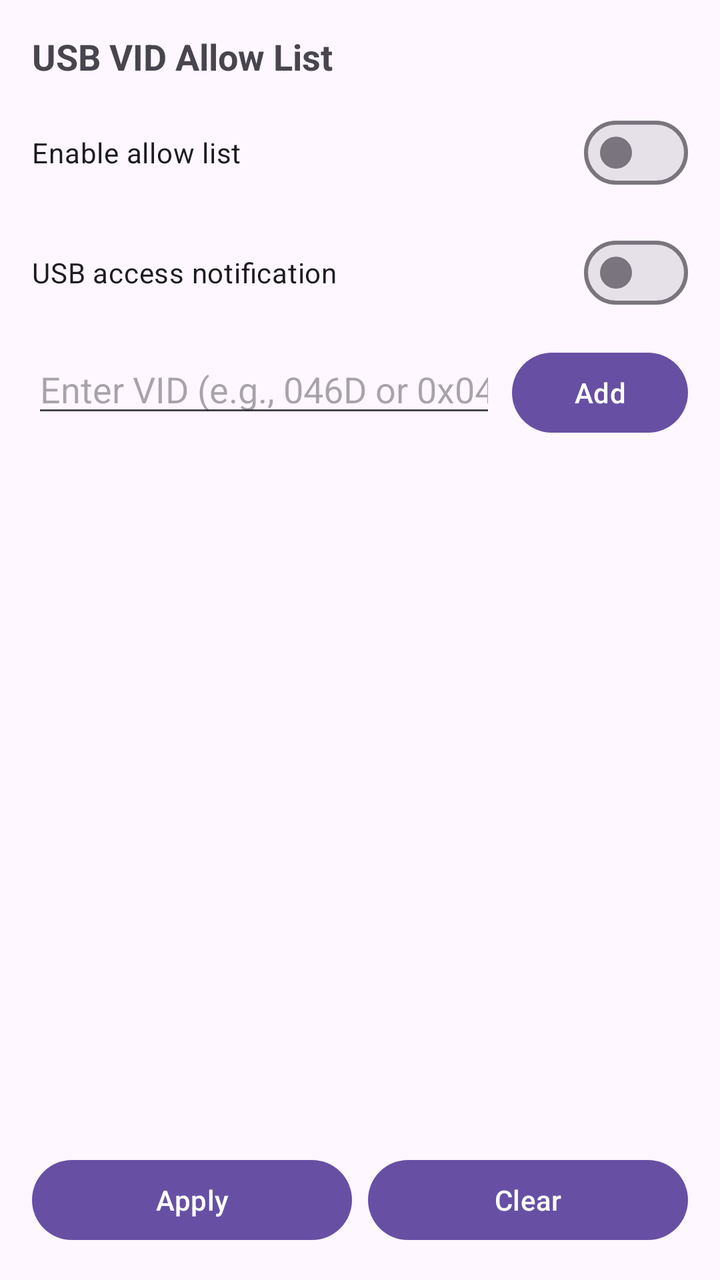
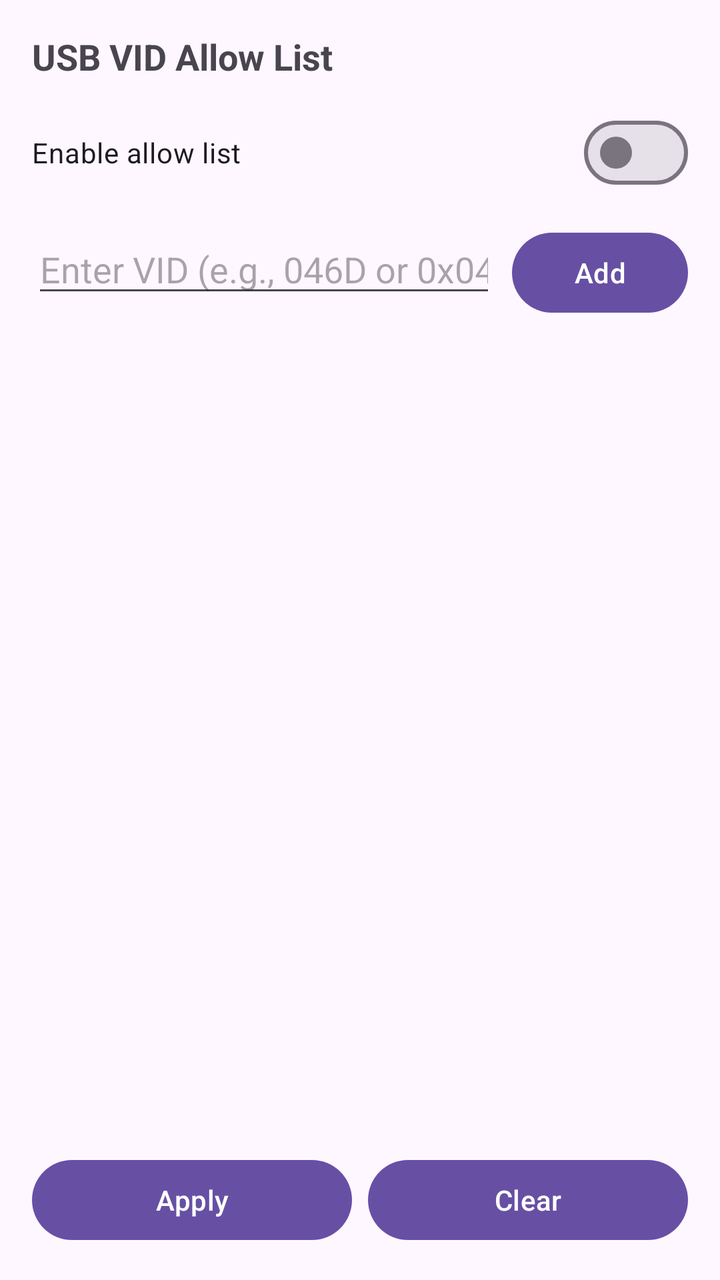

Compare the two renders of this Android layout. The source of the first and the diff that turns it into the second are given below.
<!-- AndroidManifest.xml: application theme Theme.PosControlSample -->
<!-- res/layout/activity_vid_allow_list.xml -->
<?xml version="1.0" encoding="utf-8"?>
<androidx.constraintlayout.widget.ConstraintLayout xmlns:android="http://schemas.android.com/apk/res/android"
    xmlns:app="http://schemas.android.com/apk/res-auto"
    xmlns:tools="http://schemas.android.com/tools"
    android:id="@+id/root_vid"
    android:layout_width="match_parent"
    android:layout_height="match_parent"
    android:padding="16dp">

    <TextView
        android:id="@+id/tv_title_vid"
        android:layout_width="0dp"
        android:layout_height="wrap_content"
        android:text="@string/vid_title"
        android:textSize="18sp"
        android:textStyle="bold"
        app:layout_constraintEnd_toEndOf="parent"
        app:layout_constraintStart_toStartOf="parent"
        app:layout_constraintTop_toTopOf="parent" />

    <com.google.android.material.materialswitch.MaterialSwitch
        android:id="@+id/sw_enable"
        android:layout_width="0dp"
        android:layout_height="wrap_content"
        android:layout_marginTop="12dp"
        android:text="@string/vid_enable"
        app:layout_constraintEnd_toEndOf="parent"
        app:layout_constraintStart_toStartOf="parent"
        app:layout_constraintTop_toBottomOf="@id/tv_title_vid" />

    <com.google.android.material.materialswitch.MaterialSwitch
        android:id="@+id/noti_enable"
        android:layout_width="0dp"
        android:layout_height="wrap_content"
        android:layout_marginTop="12dp"
        android:text="@string/noti_enable"
        app:layout_constraintEnd_toEndOf="parent"
        app:layout_constraintStart_toStartOf="parent"
        app:layout_constraintTop_toBottomOf="@+id/sw_enable" />

    <LinearLayout
        android:id="@+id/box_input"
        android:layout_width="0dp"
        android:layout_height="wrap_content"
        android:layout_marginTop="12dp"
        android:orientation="horizontal"
        app:layout_constraintEnd_toEndOf="parent"
        app:layout_constraintStart_toStartOf="parent"
        app:layout_constraintTop_toBottomOf="@id/noti_enable">

        <EditText
            android:id="@+id/et_vid"
            android:layout_width="0dp"
            android:layout_height="wrap_content"
            android:layout_weight="1"
            android:hint="@string/vid_hint"
            android:imeOptions="actionDone"
            android:inputType="textNoSuggestions"
            android:maxLines="1" />

        <Button
            android:id="@+id/btn_add"
            android:layout_width="wrap_content"
            android:layout_height="wrap_content"
            android:layout_marginStart="8dp"
            android:text="@string/vid_add" />

    </LinearLayout>

    <androidx.recyclerview.widget.RecyclerView
        android:id="@+id/rv_vids"
        android:layout_width="0dp"
        android:layout_height="0dp"
        android:layout_marginTop="12dp"
        app:layout_constraintBottom_toTopOf="@id/box_actions"
        app:layout_constraintEnd_toEndOf="parent"
        app:layout_constraintStart_toStartOf="parent"
        app:layout_constraintTop_toBottomOf="@id/box_input" />

    <LinearLayout
        android:id="@+id/box_actions"
        android:layout_width="0dp"
        android:layout_height="wrap_content"
        android:orientation="horizontal"
        app:layout_constraintBottom_toBottomOf="parent"
        app:layout_constraintEnd_toEndOf="parent"
        app:layout_constraintStart_toStartOf="parent">

        <Button
            android:id="@+id/btn_apply"
            android:layout_width="0dp"
            android:layout_height="wrap_content"
            android:layout_weight="1"
            android:text="@string/vid_apply" />

        <Button
            android:id="@+id/btn_clear"
            android:layout_width="0dp"
            android:layout_height="wrap_content"
            android:layout_marginStart="8dp"
            android:layout_weight="1"
            android:text="@string/vid_clear" />

    </LinearLayout>

</androidx.constraintlayout.widget.ConstraintLayout>
<!-- resources referenced by this layout -->
<resources>
  <string name="noti_enable">USB access notification</string>
  <string name="vid_add">Add</string>
  <string name="vid_apply">Apply</string>
  <string name="vid_clear">Clear</string>
  <string name="vid_enable">Enable allow list</string>
  <string name="vid_hint">Enter VID (e.g., 046D or 0x046D)</string>
  <string name="vid_title">USB VID Allow List</string>
  <style name="Theme.PosControlSample" parent="Base.Theme.PosControlSample" />
  <style name="Base.Theme.PosControlSample" parent="Theme.Material3.DayNight.NoActionBar">
          
          
      </style>
</resources>

<!-- the commit's change to res/layout/activity_vid_allow_list.xml (unified diff, before → after) -->
@@ -28,16 +28,6 @@
         app:layout_constraintStart_toStartOf="parent"
         app:layout_constraintTop_toBottomOf="@id/tv_title_vid" />
 
-    <com.google.android.material.materialswitch.MaterialSwitch
-        android:id="@+id/noti_enable"
-        android:layout_width="0dp"
-        android:layout_height="wrap_content"
-        android:layout_marginTop="12dp"
-        android:text="@string/noti_enable"
-        app:layout_constraintEnd_toEndOf="parent"
-        app:layout_constraintStart_toStartOf="parent"
-        app:layout_constraintTop_toBottomOf="@+id/sw_enable" />
-
     <LinearLayout
         android:id="@+id/box_input"
         android:layout_width="0dp"
@@ -46,7 +36,7 @@
         android:orientation="horizontal"
         app:layout_constraintEnd_toEndOf="parent"
         app:layout_constraintStart_toStartOf="parent"
-        app:layout_constraintTop_toBottomOf="@id/noti_enable">
+        app:layout_constraintTop_toBottomOf="@id/sw_enable">
 
         <EditText
             android:id="@+id/et_vid"
<!-- resource entries referenced after the edit -->
@@ -1,6 +1,5 @@
 <!-- resources referenced by this layout -->
 <resources>
-  <string name="noti_enable">USB access notification</string>
   <string name="vid_add">Add</string>
   <string name="vid_apply">Apply</string>
   <string name="vid_clear">Clear</string>
